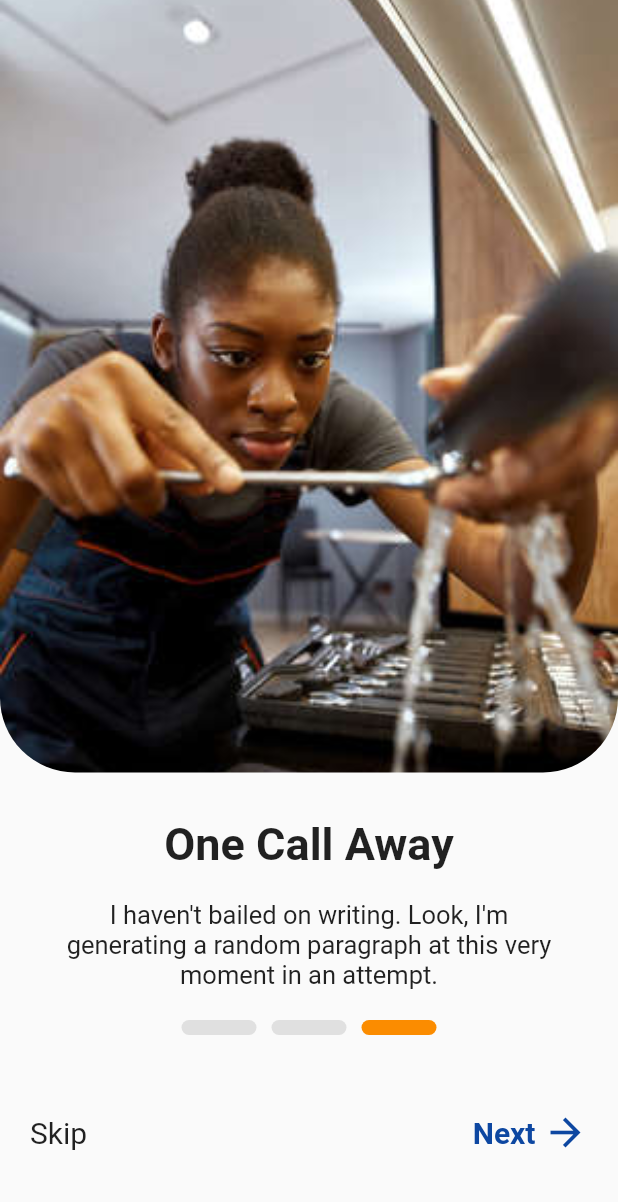
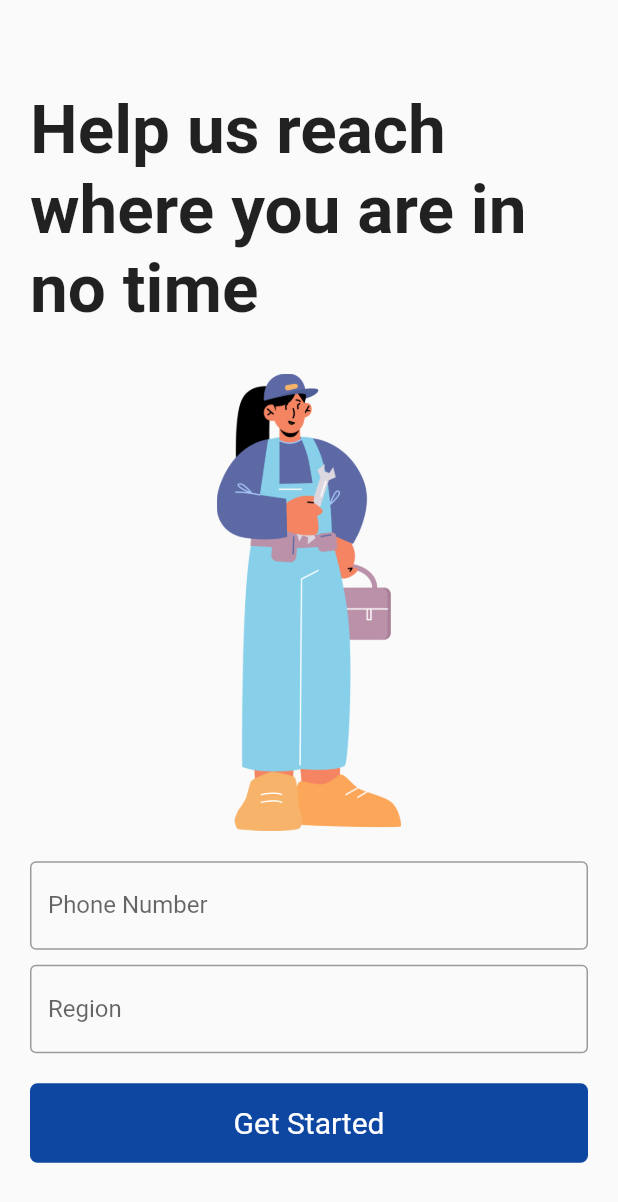
Before and after one commit to parlgy/Dial_A_Plumber, a Flutter app: the screen it shows after launch, on a phone screen of 412 x 824 dp. Shown: the top 1202 px of the screen. Run offline on Flutter 3.47's test engine with Material 2 defaults, Android fonts, the phone set to English and light mode, and no system bars.

Commit message:
copleted the user information screen

```diff
--- a/lib/config/app_router.dart
+++ b/lib/config/app_router.dart
@@ -26,6 +26,9 @@ class AppRouter {
       case OnboardingScreenThree.routeName:
         return OnboardingScreenThree.route();
 
+      case UserInformation.routeName:
+        return UserInformation.route();
+
       default:
         return _errorRoute();
     }
--- a/lib/main.dart
+++ b/lib/main.dart
@@ -19,7 +19,7 @@ class MyApp extends StatelessWidget {
         primarySwatch: Colors.blue,
       ),
       onGenerateRoute: AppRouter.onGenerateRoute,
-      initialRoute: OnboardingScreenThree.routeName,
+      initialRoute: UserInformation.routeName,
       // home: const LandingScreen(),
     );
   }
--- a/lib/pages/pages.dart
+++ b/lib/pages/pages.dart
@@ -3,6 +3,7 @@ export 'landingpage.dart';
 export 'pagewidgets.dart';
 export 'registration/signupscreen.dart';
 export 'registration/signinscreen.dart';
+export 'registration/user_information.dart';
 export 'onboarding/onboardingscreen_one.dart';
 export 'onboarding/onboardingscreen_two.dart';
 export 'onboarding/onboardingscreen_three.dart';
--- a/lib/pages/registration/signinscreen.dart
+++ b/lib/pages/registration/signinscreen.dart
@@ -67,6 +67,8 @@ class _SigninScreenState extends State<SigninScreen> {
                   decoration: InputDecoration(
                     hintText: 'Password',
                     border: OutlineInputBorder(),
+                    // obscureText: true,
+                    // obscuringCharacter: "*",
                   ),
                 ),
                 const SizedBox(
--- /dev/null
+++ b/lib/pages/registration/user_information.dart
@@ -0,0 +1,94 @@
+import 'package:flutter/material.dart';
+
+class UserInformation extends StatefulWidget {
+  const UserInformation({super.key});
+
+  static const String routeName = '/userinformation';
+
+  static Route route() {
+    return MaterialPageRoute(
+      settings: const RouteSettings(name: routeName),
+      builder: (context) => const UserInformation(),
+    );
+  }
+
+  @override
+  State<UserInformation> createState() => _UserInformationState();
+}
+
+class _UserInformationState extends State<UserInformation> {
+  @override
+  Widget build(BuildContext context) {
+    return Scaffold(
+      body: SingleChildScrollView(
+        padding: const EdgeInsets.only(top: 60, right: 20, left: 20),
+        child: Column(
+          children: [
+            const Text(
+              'Help us reach where you are in no time',
+              style: TextStyle(
+                fontSize: 45,
+                fontWeight: FontWeight.bold,
+              ),
+            ),
+            const SizedBox(
+              height: 30,
+            ),
+            Container(
+              height: MediaQuery.of(context).size.height / 2.7,
+              decoration: const BoxDecoration(
+                image: DecorationImage(
+                  image: AssetImage('assets/images/image1.png'),
+                ),
+              ),
+            ),
+            const SizedBox(
+              height: 20,
+            ),
+            // input forms
+            const TextField(
+              decoration: InputDecoration(
+                border: OutlineInputBorder(),
+                labelText: 'Phone Number',
+                hintText: '+254',
+              ),
+            ),
+            const SizedBox(
+              height: 10,
+            ),
+            const TextField(
+              decoration: InputDecoration(
+                border: OutlineInputBorder(),
+                labelText: 'Region',
+                hintText: 'Enter Your Region',
+              ),
+            ),
+            const SizedBox(
+              height: 20,
+            ),
+            InkWell(
+              // onTap: () => ,
+              child: Container(
+                width: MediaQuery.of(context).size.width,
+                padding: const EdgeInsets.only(top: 15, bottom: 15),
+                decoration: BoxDecoration(
+                  color: Colors.blue.shade900,
+                  borderRadius: BorderRadius.circular(5),
+                ),
+                child: const Center(
+                  child: Text(
+                    'Get Started',
+                    style: TextStyle(
+                      fontSize: 20,
+                      color: Colors.white,
+                    ),
+                  ),
+                ),
+              ),
+            ),
+          ],
+        ),
+      ),
+    );
+  }
+}
```
Also changed, not shown: assets/images/image1.png (renamed from assets/images/ill1.png).
